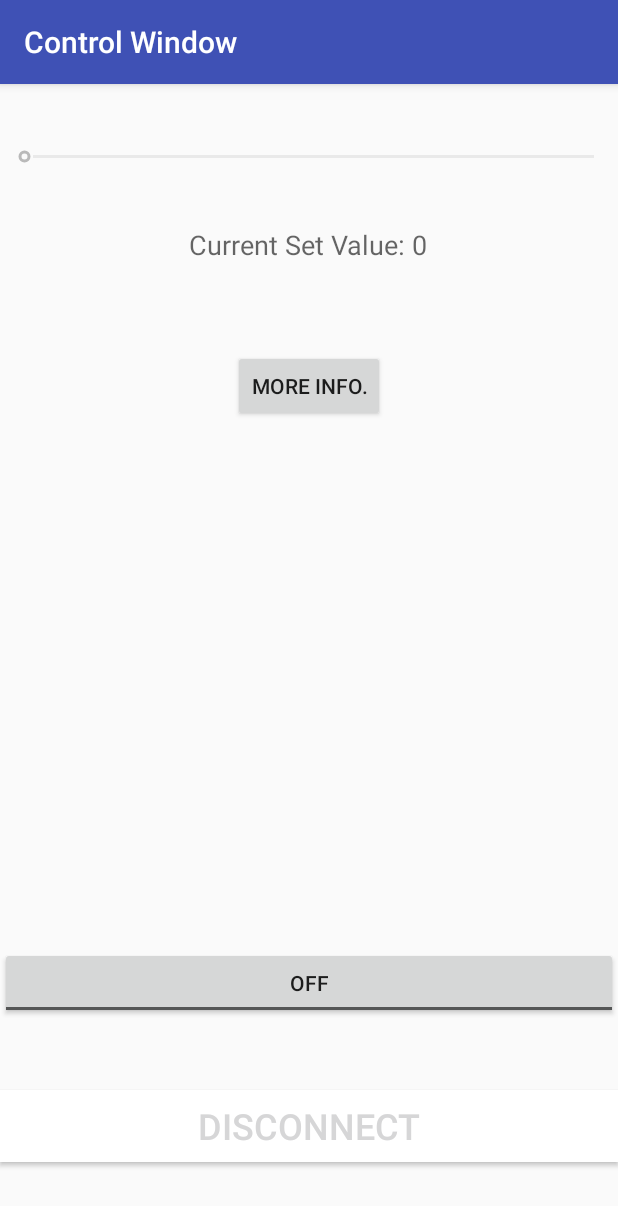
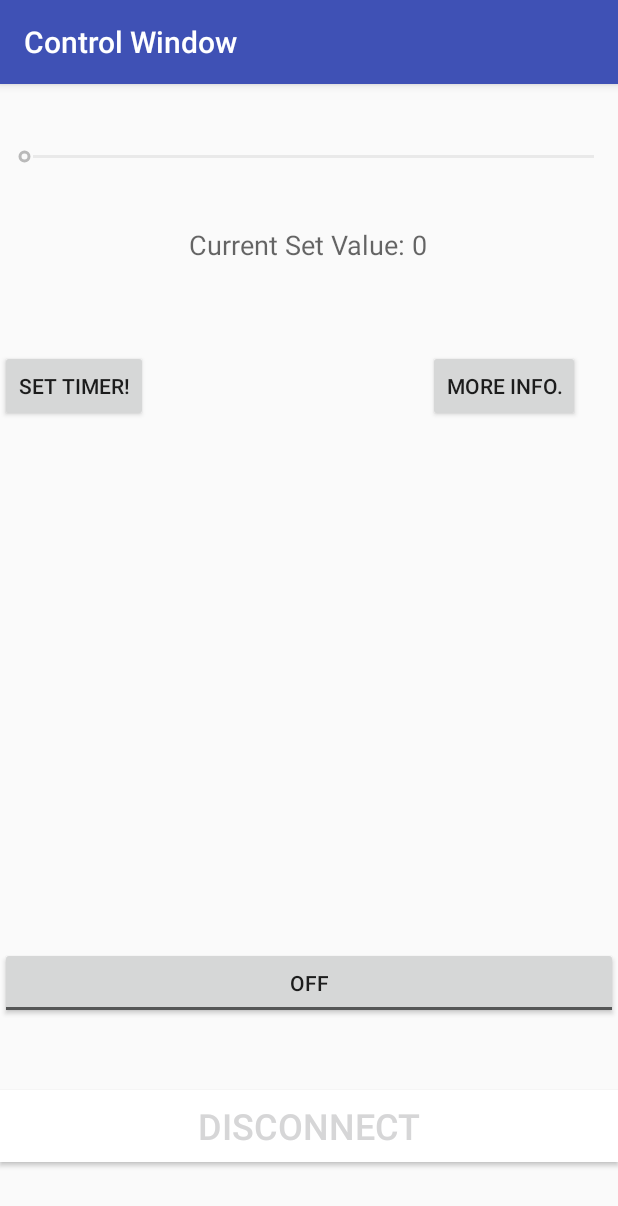
Before and after one commit to freaky-coder/Power-Electronics-Project, an Android app: the MainActivity screen opened directly, with no data from a screen before it, on a phone screen of 412 x 824 dp. Shown: the top 1206 px of the screen. Run offline under Robolectric (Android 15) with nearby library versions, the phone set to English and light mode, and no system bars; 3 statements that could not run were skipped.

Commit message:
Added Timer Activity

```diff
--- a/app/src/main/AndroidManifest.xml
+++ b/app/src/main/AndroidManifest.xml
@@ -22,6 +22,10 @@
             android:name=".MainActivity"
             android:label="Control Window" >
         </activity>
+        <activity
+            android:name=".Timer"
+            android:label="Timer" >
+        </activity>
 
     </application>
 
--- a/app/src/main/java/com/example/ayush/pe_project/MainActivity.java
+++ b/app/src/main/java/com/example/ayush/pe_project/MainActivity.java
@@ -26,7 +26,7 @@ import java.util.UUID;
 
 public class MainActivity extends ActionBarActivity {
 
-    Button b1, btnDis;
+    Button b1, btnDis , tmr;
     SeekBar sb;
     TextView tv,info;
     String address = null;
@@ -49,12 +49,11 @@ public class MainActivity extends ActionBarActivity {
         setContentView(R.layout.main_layout);
         final View v = findViewById(R.id.layout_id).getRootView();
         // v.setBackgroundColor(getResources().getColor(android.R.color.holo_red_light));
-        //btn = (Button)findViewById(R.id.button3);
-        //btn2 = (Button)findViewById(R.id.button2);
-        System.out.print("********************Here*************************"+"\n");
+
         sb = (SeekBar) findViewById(R.id.seekBar);
         tv = (TextView) findViewById(R.id.textView2);
         final ToggleButton tb = (ToggleButton) findViewById(R.id.toggleButton);
+        tmr=(Button )findViewById(R.id.timer);
         new ConnectBT().execute(); //Call the class to connect
         btnDis = (Button) findViewById(R.id.button3);
         tv.setText("Current Set Value: " + "0");
@@ -100,6 +99,14 @@ public class MainActivity extends ActionBarActivity {
                    b1.setText("More Info.");
                }
 
+            }
+        });
+        // Intent to the Timer Activity Page
+        tmr.setOnClickListener(new View.OnClickListener() {
+            @Override
+            public void onClick(View view) {
+                Intent i = new Intent(MainActivity.this,Timer.class);
+                startActivity(i);
             }
         });
 
--- a/app/src/main/res/layout/main_layout.xml
+++ b/app/src/main/res/layout/main_layout.xml
@@ -64,7 +64,8 @@
             android:text="More Info."
             android:id="@+id/button1"
             android:layout_below="@+id/textView2"
-            android:layout_centerHorizontal="true"
+            android:layout_toRightOf="@+id/textView2"
+            android:layout_toEndOf="@+id/textView2"
             android:layout_marginTop="58dp" />
 
         <TextView
@@ -74,7 +75,18 @@
             android:text="Medium Text"
             android:id="@+id/textView3"
             android:layout_centerVertical="true"
-            android:layout_centerHorizontal="true" />
+            android:layout_toLeftOf="@+id/button1"
+            android:layout_toStartOf="@+id/button1" />
+
+        <Button
+            style="?android:attr/buttonStyleSmall"
+            android:layout_width="wrap_content"
+            android:layout_height="wrap_content"
+            android:text="Set Timer!"
+            android:id="@+id/timer"
+            android:layout_alignTop="@+id/button1"
+            android:layout_alignParentLeft="true"
+            android:layout_alignParentStart="true" />
 
 
     </RelativeLayout>
```
Also changed, not shown: app/src/main/java/com/example/ayush/pe_project/FirstPage.java (added, +14 -0 lines), app/src/main/java/com/example/ayush/pe_project/Timer.java (+7 -0 lines), app/src/main/res/layout/first_layout.xml (added, +9 -0 lines), app/src/main/res/layout/timer_layout.xml (added, +45 -0 lines).
